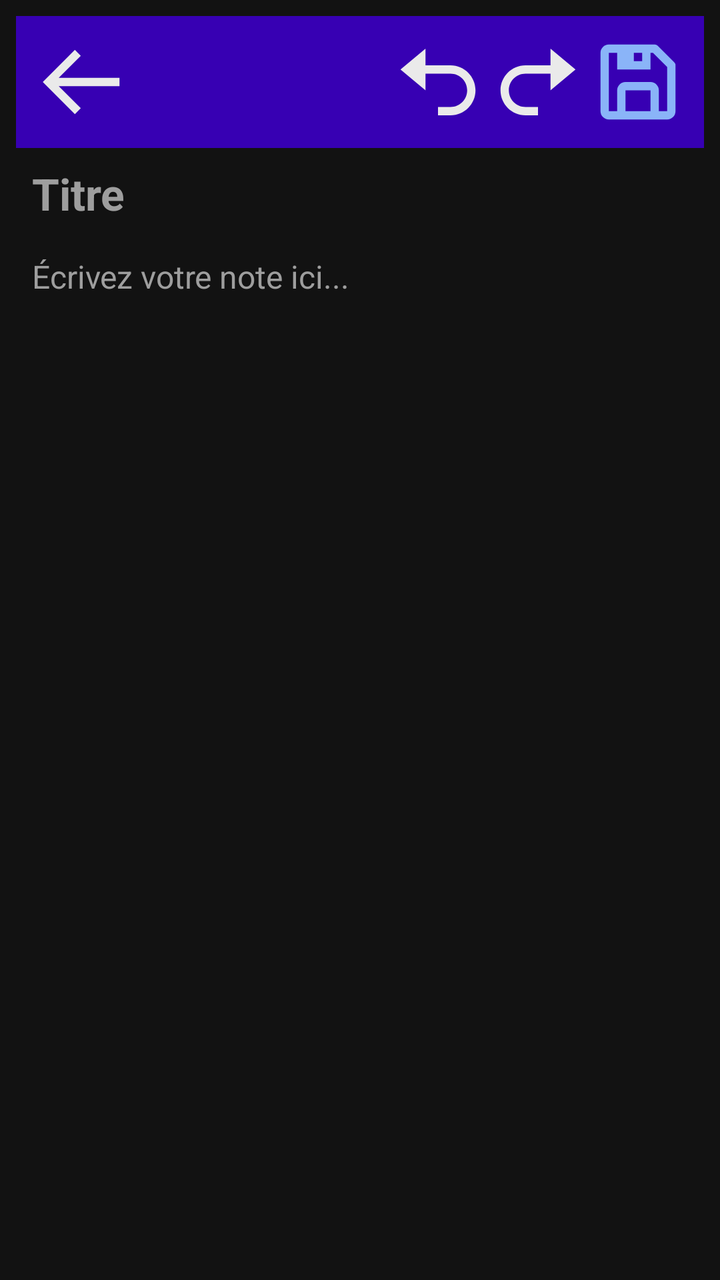
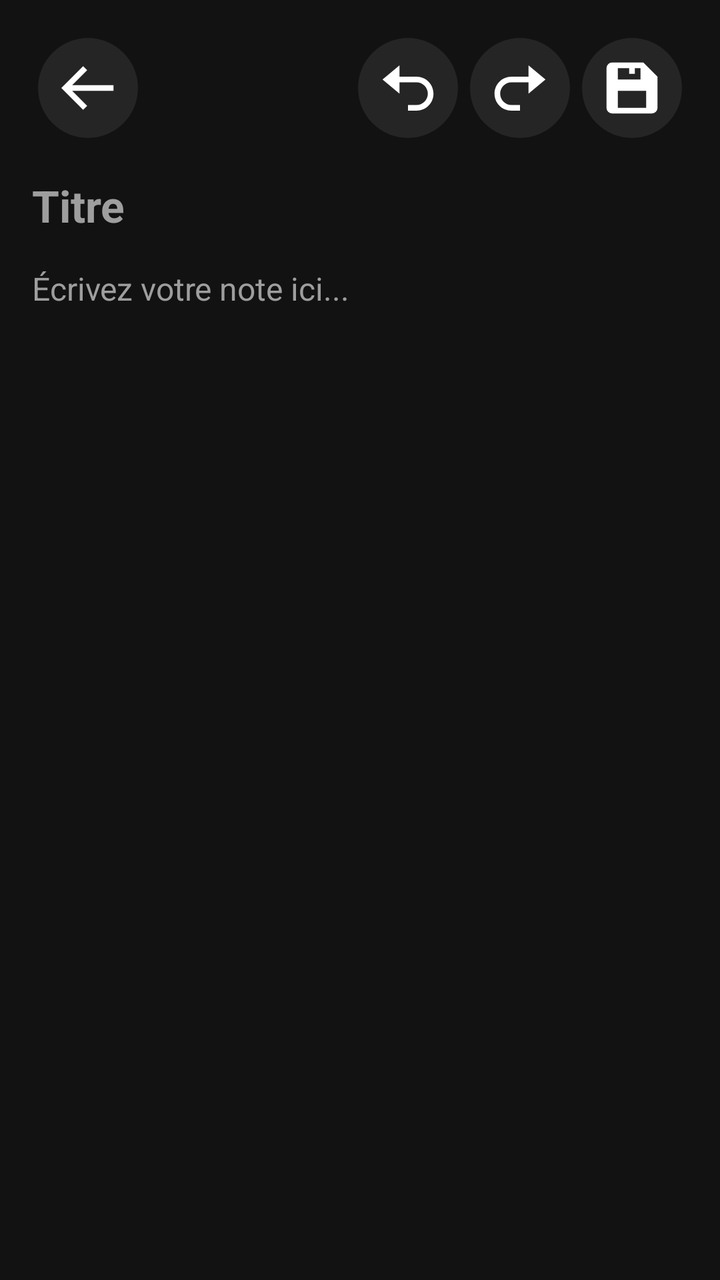

Compare the two renders of this Android layout. The source of the first and the diff that turns it into the second are given below.
<!-- AndroidManifest.xml: application theme Theme.BlocNote -->
<!-- res/layout/activity_edition.xml -->
<?xml version="1.0" encoding="utf-8"?>
<LinearLayout xmlns:android="http://schemas.android.com/apk/res/android"
    android:layout_width="match_parent"
    android:layout_height="match_parent"
    android:orientation="vertical"
    android:background="@color/fond_principal"
    android:fitsSystemWindows="true">

    <LinearLayout
        android:layout_width="match_parent"
        android:layout_height="wrap_content"
        android:orientation="horizontal"
        android:gravity="center_vertical"
        android:padding="8dp"
        android:layout_margin="8dp"
        android:background="@color/design_default_color_primary_variant">

        


        <ImageButton
            android:id="@+id/boutonRetour"
            android:layout_width="wrap_content"
            android:layout_height="wrap_content"
            android:src="@drawable/ic_back"
            android:tint="@color/texte_principal"
            android:background="@android:color/transparent"
            android:contentDescription="Retour" />

        
        <View
            android:layout_width="0dp"
            android:layout_height="1dp"
            android:layout_weight="1" />

        
        <ImageButton
            android:id="@+id/boutonUndo"
            android:layout_width="wrap_content"
            android:layout_height="wrap_content"
            android:src="@drawable/ic_undo"
            android:tint="@color/texte_principal"
            android:background="@android:color/transparent"
            android:contentDescription="Annuler" />

        <ImageButton
            android:id="@+id/boutonRedo"
            android:layout_width="wrap_content"
            android:layout_height="wrap_content"
            android:src="@drawable/ic_redo"
            android:tint="@color/texte_principal"
            android:background="@android:color/transparent"
            android:contentDescription="Refaire" />

        <ImageButton
            android:id="@+id/boutonSauvegarder"
            android:layout_width="wrap_content"
            android:layout_height="wrap_content"
            android:src="@drawable/ic_save"
            android:tint="@color/accent"
            android:background="@android:color/transparent"
            android:contentDescription="Sauvegarder" />

    </LinearLayout>

    <EditText
        android:id="@+id/editTitre"
        android:layout_width="match_parent"
        android:layout_height="wrap_content"
        android:layout_marginStart="16dp"
        android:layout_marginEnd="16dp"
        android:hint="Titre"
        android:textSize="22sp"
        android:textStyle="bold"
        android:textColor="@color/texte_principal"
        android:textColorHint="@color/texte_secondaire"
        android:background="@android:color/transparent" />

    <EditText
        android:id="@+id/editContenu"
        android:layout_width="match_parent"
        android:layout_height="0dp"
        android:layout_weight="1"
        android:layout_margin="16dp"
        android:hint="Écrivez votre note ici..."
        android:textSize="16sp"
        android:textColor="@color/texte_principal"
        android:textColorHint="@color/texte_secondaire"
        android:gravity="top"
        android:background="@android:color/transparent"
        android:inputType="textMultiLine" />

</LinearLayout>
<!-- resources referenced by this layout -->
<resources>
  <color name="accent">#8AB4F8</color>
  <color name="fond_principal">#121212</color>
  <color name="texte_principal">#EAEAEA</color>
  <color name="texte_secondaire">#9E9E9E</color>
  <!-- drawable ic_back (drawable) -->
  <vector xmlns:android="http://schemas.android.com/apk/res/android"
      android:width="50dp"
      android:height="50dp"
      android:viewportWidth="24"
      android:viewportHeight="24">
    <path
        android:pathData="M21,11H6.414l5.293,-5.293l-1.414,-1.414L2.586,12l7.707,7.707l1.414,-1.414L6.414,13H21z"
        android:fillColor="@color/design_default_color_on_primary"/>
  </vector>
  <!-- drawable ic_redo (drawable) -->
  <vector xmlns:android="http://schemas.android.com/apk/res/android"
      android:width="50dp"
      android:height="50dp"
      android:viewportWidth="24"
      android:viewportHeight="24">
    <path
        android:pathData="M9,20h3v-2H9c-2.21,0 -4,-1.79 -4,-4s1.79,-4 4,-4h6v4l6,-5l-6,-5v4H9c-3.31,0 -6,2.69 -6,6s2.69,6 6,6"
        android:fillColor="@color/design_default_color_on_primary"/>
  </vector>
  <!-- drawable ic_save (drawable) -->
  <vector xmlns:android="http://schemas.android.com/apk/res/android"
      android:width="50dp"
      android:height="50dp"
      android:viewportWidth="24"
      android:viewportHeight="24">
    <path
        android:pathData="M5,21h14a2,2 0,0 0,2 -2V8a1,1 0,0 0,-0.29 -0.71l-4,-4A1,1 0,0 0,16 3H5a2,2 0,0 0,-2 2v14a2,2 0,0 0,2 2m10,-2H9v-5h6zM13,7h-2V5h2zM5,5h2v4h8V5h0.59L19,8.41V19h-2v-5a2,2 0,0 0,-2 -2H9a2,2 0,0 0,-2 2v5H5z"
        android:fillColor="#fff"/>
  </vector>
  <!-- drawable ic_undo (drawable) -->
  <vector xmlns:android="http://schemas.android.com/apk/res/android"
      android:width="50dp"
      android:height="50dp"
      android:viewportWidth="24"
      android:viewportHeight="24">
    <path
        android:pathData="M9,10h6c2.21,0 4,1.79 4,4s-1.79,4 -4,4h-3v2h3c3.31,0 6,-2.69 6,-6s-2.69,-6 -6,-6H9V4L3,9l6,5z"
        android:fillColor="@color/design_default_color_on_primary"/>
  </vector>
  <style name="Theme.BlocNote" parent="Theme.Material3.DayNight.NoActionBar">
          <item name="colorPrimary">@color/accent</item>
          <item name="android:windowBackground">@color/fond_principal</item>
          <item name="android:statusBarColor">@color/fond_principal</item>
      </style>
</resources>

<!-- the commit's change to res/layout/activity_edition.xml (unified diff, before → after) -->
@@ -13,18 +13,20 @@
         android:gravity="center_vertical"
         android:padding="8dp"
         android:layout_margin="8dp"
-        android:background="@color/design_default_color_primary_variant">
+        android:background="#121212">
 
         
 
 
         <ImageButton
             android:id="@+id/boutonRetour"
-            android:layout_width="wrap_content"
-            android:layout_height="wrap_content"
+            android:layout_width="50dp"
+            android:layout_height="50dp"
             android:src="@drawable/ic_back"
-            android:tint="@color/texte_principal"
-            android:background="@android:color/transparent"
+            android:scaleType="fitCenter"
+            android:padding="8dp"
+            android:layout_margin="3dp"
+            android:background="@drawable/bouton_rond"
             android:contentDescription="Retour" />
 
         
@@ -36,29 +38,35 @@
         
         <ImageButton
             android:id="@+id/boutonUndo"
-            android:layout_width="wrap_content"
-            android:layout_height="wrap_content"
+            android:layout_width="50dp"
+            android:layout_height="50dp"
             android:src="@drawable/ic_undo"
-            android:tint="@color/texte_principal"
-            android:background="@android:color/transparent"
+            android:scaleType="fitCenter"
+            android:padding="8dp"
+            android:layout_margin="3dp"
+            android:background="@drawable/bouton_rond"
             android:contentDescription="Annuler" />
 
         <ImageButton
             android:id="@+id/boutonRedo"
-            android:layout_width="wrap_content"
-            android:layout_height="wrap_content"
+            android:layout_width="50dp"
+            android:layout_height="50dp"
             android:src="@drawable/ic_redo"
-            android:tint="@color/texte_principal"
-            android:background="@android:color/transparent"
+            android:scaleType="fitCenter"
+            android:padding="8dp"
+            android:layout_margin="3dp"
+            android:background="@drawable/bouton_rond"
             android:contentDescription="Refaire" />
 
         <ImageButton
             android:id="@+id/boutonSauvegarder"
-            android:layout_width="wrap_content"
-            android:layout_height="wrap_content"
-            android:src="@drawable/ic_save"
-            android:tint="@color/accent"
-            android:background="@android:color/transparent"
+            android:layout_width="50dp"
+            android:layout_height="50dp"
+            android:src="@drawable/ic_save2"
+            android:scaleType="fitCenter"
+            android:padding="8dp"
+            android:layout_margin="3dp"
+            android:background="@drawable/bouton_rond"
             android:contentDescription="Sauvegarder" />
 
     </LinearLayout>
<!-- resource entries referenced after the edit -->
@@ -1,13 +1,18 @@
 <!-- resources referenced by this layout -->
 <resources>
-  <color name="accent">#8AB4F8</color>
   <color name="fond_principal">#121212</color>
   <color name="texte_principal">#EAEAEA</color>
   <color name="texte_secondaire">#9E9E9E</color>
+  <!-- drawable bouton_rond (drawable) -->
+  <?xml version="1.0" encoding="utf-8"?>
+  <shape xmlns:android="http://schemas.android.com/apk/res/android"
+      android:shape="oval">
+      <solid android:color="#252525" />
+  </shape>
   <!-- drawable ic_back (drawable) -->
   <vector xmlns:android="http://schemas.android.com/apk/res/android"
-      android:width="50dp"
-      android:height="50dp"
+      android:width="35dp"
+      android:height="35dp"
       android:viewportWidth="24"
       android:viewportHeight="24">
     <path
@@ -24,20 +29,20 @@
         android:pathData="M9,20h3v-2H9c-2.21,0 -4,-1.79 -4,-4s1.79,-4 4,-4h6v4l6,-5l-6,-5v4H9c-3.31,0 -6,2.69 -6,6s2.69,6 6,6"
         android:fillColor="@color/design_default_color_on_primary"/>
   </vector>
-  <!-- drawable ic_save (drawable) -->
+  <!-- drawable ic_save2 (drawable) -->
   <vector xmlns:android="http://schemas.android.com/apk/res/android"
-      android:width="50dp"
-      android:height="50dp"
+      android:width="35dp"
+      android:height="35dp"
       android:viewportWidth="24"
       android:viewportHeight="24">
     <path
-        android:pathData="M5,21h14a2,2 0,0 0,2 -2V8a1,1 0,0 0,-0.29 -0.71l-4,-4A1,1 0,0 0,16 3H5a2,2 0,0 0,-2 2v14a2,2 0,0 0,2 2m10,-2H9v-5h6zM13,7h-2V5h2zM5,5h2v4h8V5h0.59L19,8.41V19h-2v-5a2,2 0,0 0,-2 -2H9a2,2 0,0 0,-2 2v5H5z"
-        android:fillColor="#fff"/>
+        android:pathData="M5,21h14a2,2 0,0 0,2 -2L21,8l-5,-5L5,3a2,2 0,0 0,-2 2v14a2,2 0,0 0,2 2M7,5h4v2h2L13,5h2v4L7,9zM7,13h10v6L7,19z"
+        android:fillColor="#FFF"/>
   </vector>
   <!-- drawable ic_undo (drawable) -->
   <vector xmlns:android="http://schemas.android.com/apk/res/android"
-      android:width="50dp"
-      android:height="50dp"
+      android:width="35dp"
+      android:height="35dp"
       android:viewportWidth="24"
       android:viewportHeight="24">
     <path
@@ -49,5 +54,6 @@
           <item name="android:windowBackground">@color/fond_principal</item>
           <item name="android:statusBarColor">@color/fond_principal</item>
       </style>
+  <color name="accent">#8AB4F8</color>
 </resources>
 
